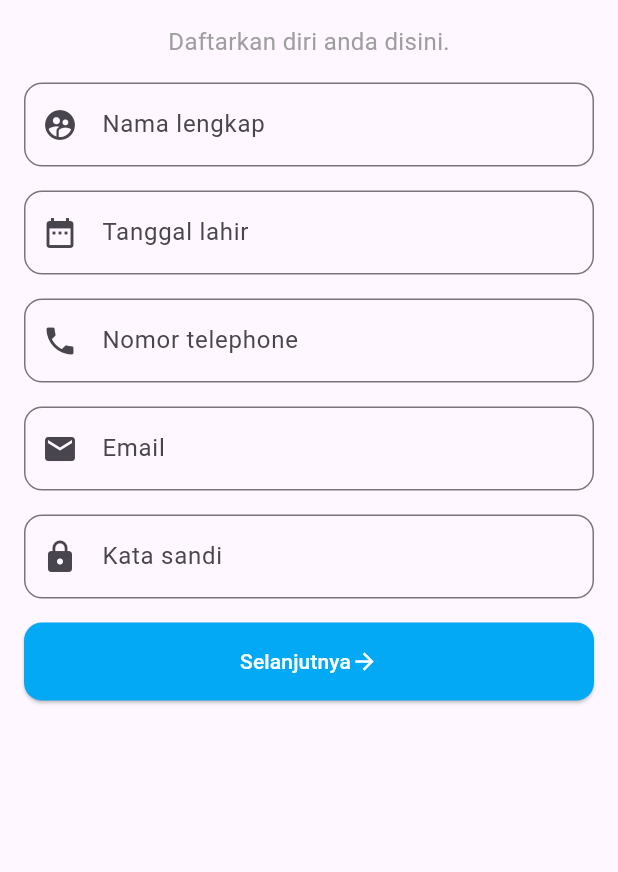
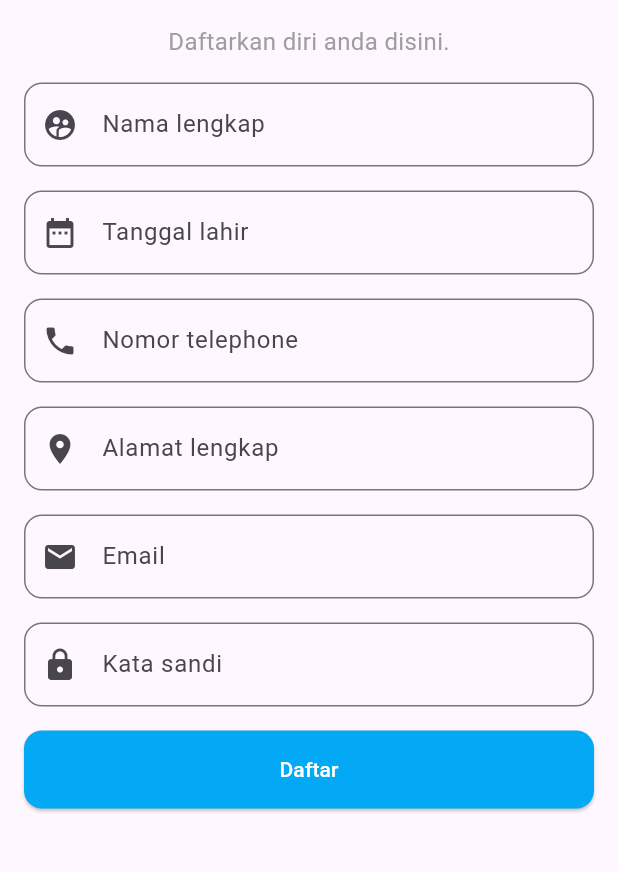
Before and after one commit to Fadhil-AS/MontirKu, a Flutter app: the DaftarMontir screen opened directly, on a phone screen of 412 x 824 dp, the part 84-956 px from its top. Run offline on Flutter 3.47's test engine with Material 3 defaults, Android fonts, the phone set to English and light mode, and no system bars; our stand-ins replace firebase_core, firebase_database, image_picker, webview_flutter; accounts and stored records are empty.

Commit message:
Update be pendaftaran montir

```diff
--- a/lib/pages/login/daftarMontir.dart
+++ b/lib/pages/login/daftarMontir.dart
@@ -1,9 +1,108 @@
 import 'package:flutter/material.dart';
-import 'package:montirku/pages/login/daftarMontirEmail.dart';
+import 'package:montirku/pages/montir/homePage.dart';
 import 'package:flutter/services.dart';
+import 'package:firebase_database/firebase_database.dart';
+import 'package:firebase_core/firebase_core.dart';
+import 'dart:convert';
+import 'package:crypto/crypto.dart';
 
-class DaftarMontir extends StatelessWidget {
-  final TextEditingController _dateController = TextEditingController();
+class DaftarMontir extends StatefulWidget {
+  @override
+  State<DaftarMontir> createState() => _DaftarMontirState();
+}
+
+class _DaftarMontirState extends State<DaftarMontir> {
+  final _namaLengkapController = TextEditingController();
+  final _nomorTelephoneController = TextEditingController();
+  final _alamatController = TextEditingController();
+  final _dateController = TextEditingController();
+  final _emailController = TextEditingController();
+  final _passwordController = TextEditingController();
+
+  final DatabaseReference _database = FirebaseDatabase.instanceFor(
+    app: Firebase.app(),
+    databaseURL:
+        'https://starink-92d82-default-rtdb.asia-southeast1.firebasedatabase.app',
+  ).ref();
+
+  void _submitToDatabase() async {
+    FocusScope.of(context).unfocus(); // Tutup keyboard
+
+    final email = _emailController.text.trim();
+    if (email.isEmpty) {
+      _showSnackbar("Email tidak boleh kosong!");
+      return;
+    }
+
+    bool isEmailExist = await _checkEmailExist(email);
+
+    if (isEmailExist) {
+      _showSnackbar("Email sudah terdaftar!");
+    } else {
+      await _saveMontirData();
+      _showSnackbar("Pendaftaran montir berhasil!");
+    }
+  }
+
+  Future<bool> _checkEmailExist(String email) async {
+    final snapshot = await _database
+        .child('tb_users')
+        .orderByChild('email')
+        .equalTo(email)
+        .once();
+    return snapshot.snapshot.value != null;
+  }
+
+  Future<void> _saveMontirData() async {
+    try {
+      // Generate unique IDs
+      String idMontir = _database.child('tb_montir').push().key!;
+      String idUsers = _database.child('tb_users').push().key!;
+
+      // Hash the password
+      String hashedPassword = _hashPassword(_passwordController.text);
+
+      // Simpan data ke tb_montir
+      await _database.child('tb_montir').child(idMontir).set({
+        'id_montir': idMontir,
+        'nama_lengkap': _namaLengkapController.text,
+        'nomor_telephone': _nomorTelephoneController.text,
+        'alamat': _alamatController.text,
+        'tanggal_lahir': _dateController.text,
+      });
+
+      // Simpan data ke tb_users
+      await _database.child('tb_users').child(idUsers).set({
+        'id_users': idUsers,
+        'id_bengkel': null,
+        'id_montir': idMontir,
+        'id_pelanggan': null,
+        'email': _emailController.text,
+        'password': hashedPassword,
+      });
+
+      // Navigasi ke halaman sukses atau dashboard
+      Navigator.pushReplacement(
+        context,
+        MaterialPageRoute(builder: (context) => MontirHomePage()),
+      );
+    } catch (e) {
+      _showSnackbar("Terjadi kesalahan, coba lagi!");
+      print("Error: $e");
+    }
+  }
+
+  String _hashPassword(String password) {
+    final bytes = utf8.encode(password);
+    final digest = sha256.convert(bytes);
+    return digest.toString();
+  }
+
+  void _showSnackbar(String message) {
+    ScaffoldMessenger.of(context).showSnackBar(
+      SnackBar(content: Text(message)),
+    );
+  }
 
   @override
   Widget build(BuildContext context) {
@@ -23,6 +122,7 @@ class DaftarMontir extends StatelessWidget {
                   style: TextStyle(fontSize: 16, color: Colors.grey)),
               SizedBox(height: 16),
               TextField(
+                controller: _namaLengkapController,
                 decoration: InputDecoration(
                   labelText: 'Nama lengkap',
                   prefixIcon: Icon(Icons.supervised_user_circle_rounded),
@@ -59,6 +159,7 @@ class DaftarMontir extends StatelessWidget {
               ),
               SizedBox(height: 16),
               TextField(
+                controller: _nomorTelephoneController,
                 keyboardType: TextInputType
                     .number, // Menentukan jenis keyboard hanya angka
                 decoration: InputDecoration(
@@ -74,6 +175,18 @@ class DaftarMontir extends StatelessWidget {
               ),
               SizedBox(height: 16),
               TextField(
+                controller: _alamatController,
+                decoration: InputDecoration(
+                  labelText: 'Alamat lengkap',
+                  prefixIcon: Icon(Icons.location_on),
+                  border: OutlineInputBorder(
+                    borderRadius: BorderRadius.circular(12),
+                  ),
+                ),
+              ),
+              SizedBox(height: 16),
+              TextField(
+                controller: _emailController,
                 keyboardType: TextInputType.emailAddress,
                 decoration: InputDecoration(
                   labelText: 'Email',
@@ -86,6 +199,7 @@ class DaftarMontir extends StatelessWidget {
               ),
               SizedBox(height: 16),
               TextField(
+                controller: _passwordController,
                 decoration: InputDecoration(
                   labelText: 'Kata sandi',
                   prefixIcon: Icon(Icons.lock),
@@ -97,13 +211,7 @@ class DaftarMontir extends StatelessWidget {
               ),
               SizedBox(height: 16),
               ElevatedButton(
-                onPressed: () {
-                  Navigator.push(
-                    context,
-                    MaterialPageRoute(
-                        builder: (context) => DaftarMontirEmail()),
-                  );
-                },
+                onPressed: _submitToDatabase,
                 style: ElevatedButton.styleFrom(
                   backgroundColor: Colors.lightBlue, // Warna biru muda
                   shape: RoundedRectangleBorder(
@@ -115,11 +223,7 @@ class DaftarMontir extends StatelessWidget {
                 child: Row(
                   mainAxisAlignment: MainAxisAlignment.center,
                   children: [
-                    Text('Selanjutnya', style: TextStyle(color: Colors.white)),
-                    Icon(
-                      Icons.arrow_forward,
-                      color: Colors.white,
-                    ),
+                    Text('Daftar', style: TextStyle(color: Colors.white)),
                   ],
                 ),
               ),
```
